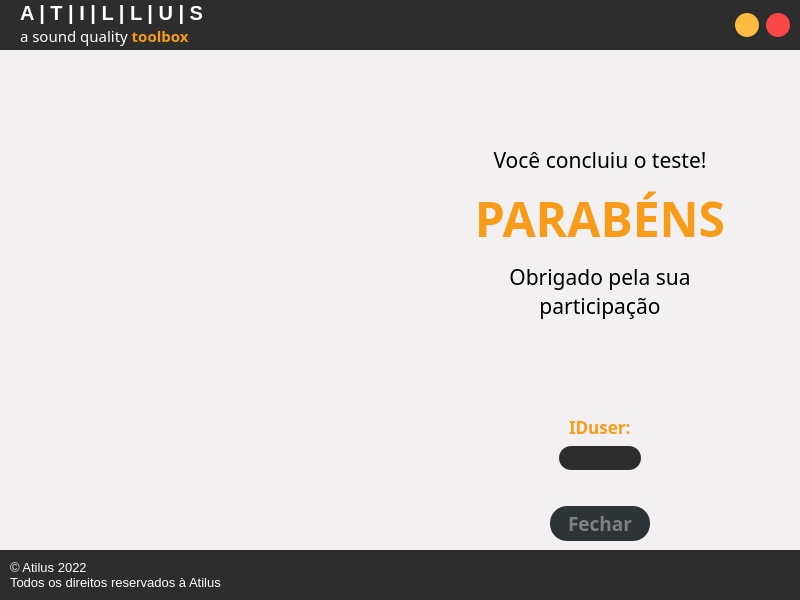
This is form.ui in henriquealende/dlo_tests as Qt 5 draws it before an edit. The edited form follows.
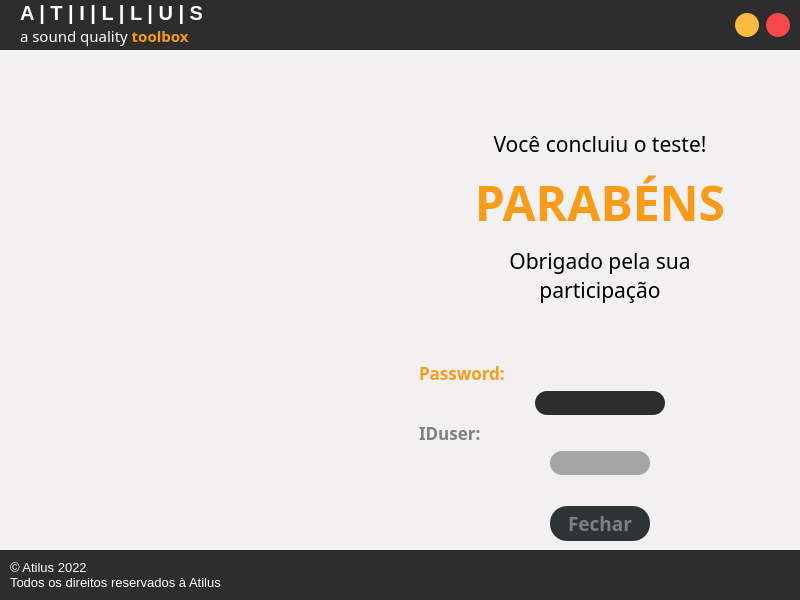
This is the edited form. The open tabs and pages were chosen to show the change. Icons and pictures are not drawn.

Commit message: adding supervisor password

Diff of the .ui file:
```diff
--- a/form.ui
+++ b/form.ui
@@ -3837,7 +3837,10 @@
 QLineEdit:focus {	
 	border: 2px solid rgb(247, 155, 25);
 }
-</string>
+
+QLineEdit:disabled {
+	background-color: rgb(165, 165, 165)
+}</string>
                </property>
                <property name="frameShape">
                 <enum>QFrame::NoFrame</enum>
@@ -3847,19 +3850,19 @@
                </property>
                <layout class="QVBoxLayout" name="verticalLayout_31">
                 <property name="leftMargin">
-                 <number>150</number>
+                 <number>10</number>
                 </property>
                 <property name="topMargin">
-                 <number>30</number>
+                 <number>10</number>
                 </property>
                 <property name="rightMargin">
-                 <number>150</number>
+                 <number>10</number>
                 </property>
                 <property name="bottomMargin">
-                 <number>30</number>
+                 <number>25</number>
                 </property>
-                <item alignment="Qt::AlignHCenter">
-                 <widget class="QLabel" name="label_31">
+                <item>
+                 <widget class="QLabel" name="password">
                   <property name="font">
                    <font>
                     <family>Dosis</family>
@@ -3871,21 +3874,75 @@
                    <string notr="true">color:rgb(247, 155, 25)</string>
                   </property>
                   <property name="text">
+                   <string>Password:</string>
+                  </property>
+                 </widget>
+                </item>
+                <item alignment="Qt::AlignHCenter">
+                 <widget class="QLineEdit" name="passwordLine">
+                  <property name="minimumSize">
+                   <size>
+                    <width>130</width>
+                    <height>24</height>
+                   </size>
+                  </property>
+                  <property name="maximumSize">
+                   <size>
+                    <width>130</width>
+                    <height>24</height>
+                   </size>
+                  </property>
+                  <property name="font">
+                   <font>
+                    <family>Dosis</family>
+                    <pointsize>13</pointsize>
+                   </font>
+                  </property>
+                  <property name="echoMode">
+                   <enum>QLineEdit::Password</enum>
+                  </property>
+                 </widget>
+                </item>
+                <item>
+                 <widget class="QLabel" name="idUser">
+                  <property name="enabled">
+                   <bool>false</bool>
+                  </property>
+                  <property name="font">
+                   <font>
+                    <family>Dosis</family>
+                    <pointsize>13</pointsize>
+                    <bold>true</bold>
+                   </font>
+                  </property>
+                  <property name="styleSheet">
+                   <string notr="true">QLabel{
+	color:rgb(247, 155, 25)
+}
+
+QLabel:disabled{
+	color: #808080;
+}</string>
+                  </property>
+                  <property name="text">
                    <string>IDuser:</string>
                   </property>
                  </widget>
                 </item>
-                <item>
+                <item alignment="Qt::AlignHCenter">
                  <widget class="QLineEdit" name="idUserLine">
+                  <property name="enabled">
+                   <bool>false</bool>
+                  </property>
                   <property name="minimumSize">
                    <size>
-                    <width>0</width>
+                    <width>100</width>
                     <height>24</height>
                    </size>
                   </property>
                   <property name="maximumSize">
                    <size>
-                    <width>16777215</width>
+                    <width>100</width>
                     <height>24</height>
                    </size>
                   </property>
```
Left out of the diff: 2 changed lines with no effect on the pictures. The commit also changes 2 other files.
